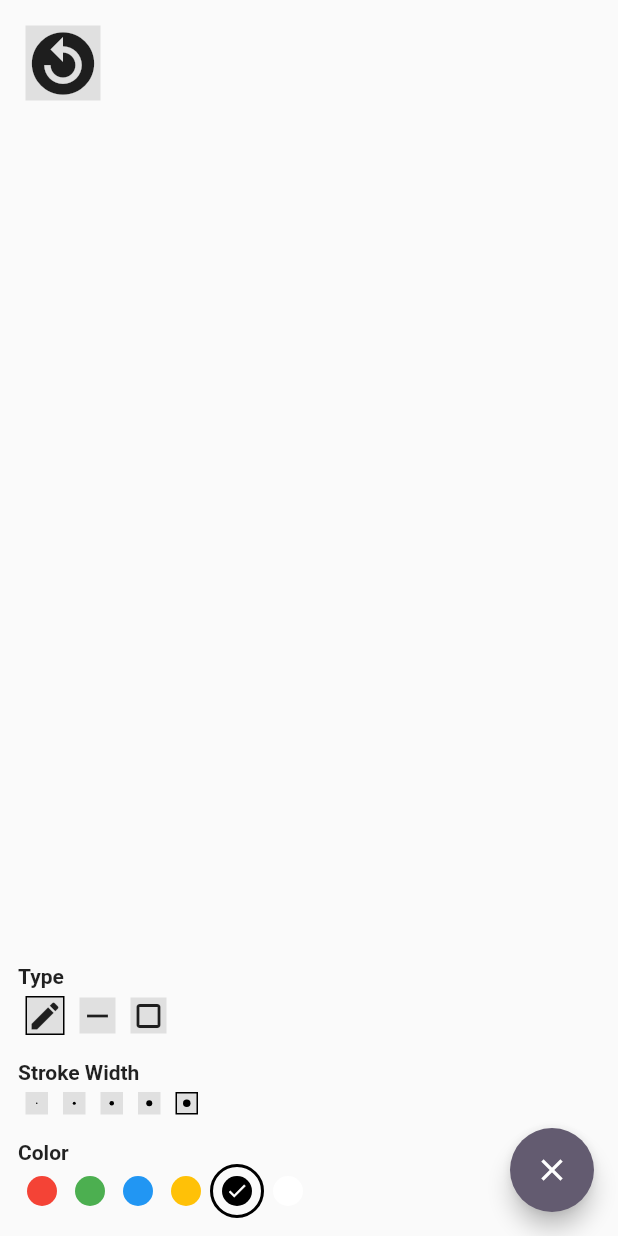
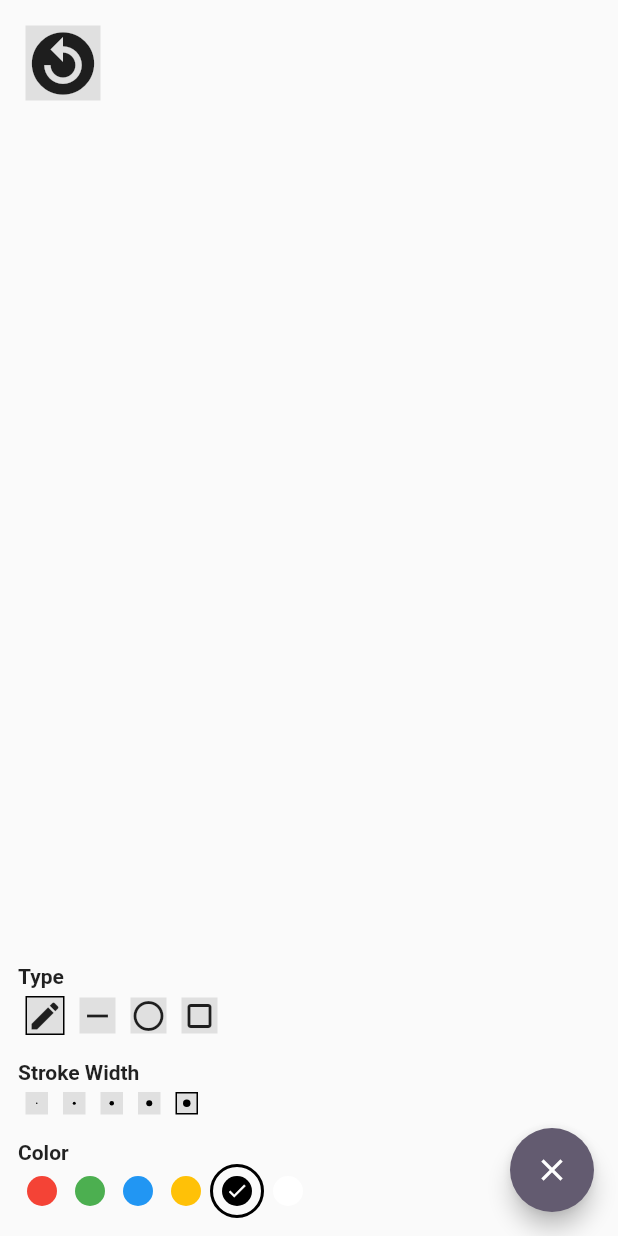
Before and after one commit to danielAsaboro/feynman-board, a Flutter app: the screen it shows after launch, on a phone screen of 412 x 824 dp. Run offline on Flutter 3.47's test engine with Material 3 defaults, Android fonts, the phone set to English and light mode, and no system bars; our stand-ins replace flutter_riverpod.

Commit message:
feat: add circle

```diff
--- a/lib/features/draw/domain/entities/shapes/draw_object.dart
+++ b/lib/features/draw/domain/entities/shapes/draw_object.dart
@@ -40,3 +40,11 @@ class LineObject extends DrawObject {
   LineObject(this.startPoint, this.endPoint, double strokeWidth, Color color)
       : super(strokeWidth, color);
 }
+
+class CircleObject extends DrawObject {
+  final Offset center;
+  final double radius;
+
+  CircleObject(this.center, this.radius, double strokeWidth, Color color)
+      : super(strokeWidth, color);
+}
```
Also changed, not shown: lib/features/draw/domain/entities/shapes/drawing_painter.dart (+6 -1 lines), lib/features/draw/presentation/screens/board.dart (+26 -1 lines).
